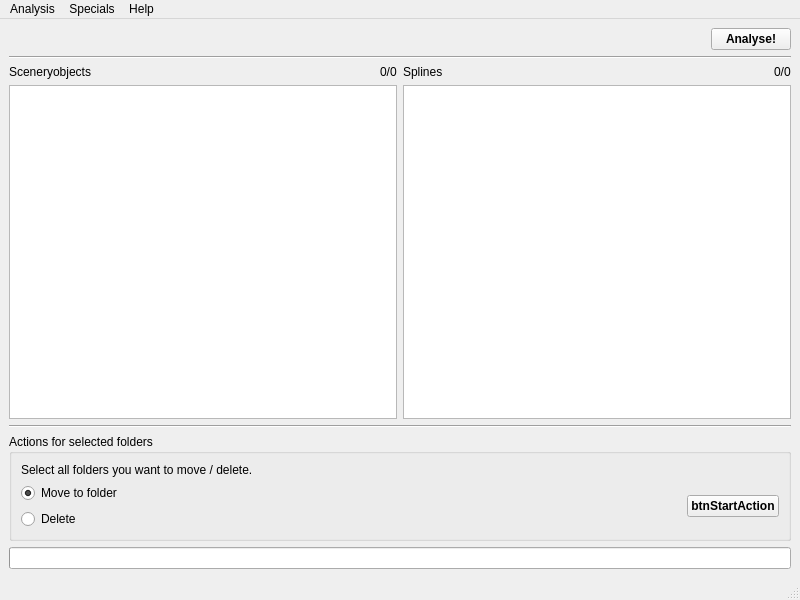
First picture: the form in OTModules/wcleanup.ui, repository pietr26/OMSI-Tools, before the edit.
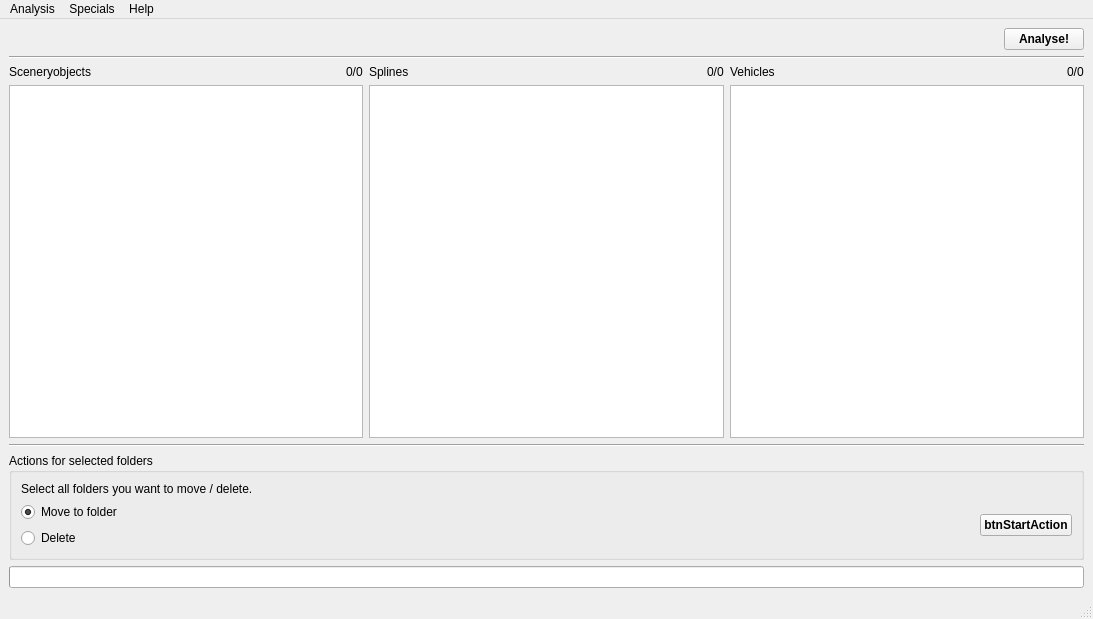
Second picture: the form after the edit. Icons and pictures are not drawn.

Patch:
```diff
--- a/OTModules/wcleanup.ui
+++ b/OTModules/wcleanup.ui
@@ -6,8 +6,8 @@
    <rect>
     <x>0</x>
     <y>0</y>
-    <width>800</width>
-    <height>600</height>
+    <width>1093</width>
+    <height>619</height>
    </rect>
   </property>
   <property name="windowTitle">
@@ -18,7 +18,7 @@
     <normaloff>:/rec/data/icons/iconBroom.svg</normaloff>:/rec/data/icons/iconBroom.svg</iconset>
   </property>
   <widget class="QWidget" name="centralwidget">
-   <layout class="QVBoxLayout" name="verticalLayout_3">
+   <layout class="QVBoxLayout" name="verticalLayout_5">
     <item>
      <layout class="QHBoxLayout" name="horizontalLayout">
       <item>
@@ -137,6 +137,44 @@
         </item>
        </layout>
       </item>
+      <item>
+       <layout class="QVBoxLayout" name="verticalLayout_3">
+        <item>
+         <layout class="QHBoxLayout" name="horizontalLayout_6">
+          <item>
+           <widget class="QLabel" name="lblVehicles">
+            <property name="text">
+             <string>Vehicles</string>
+            </property>
+           </widget>
+          </item>
+          <item>
+           <widget class="QLabel" name="lblVehicleCount">
+            <property name="sizePolicy">
+             <sizepolicy hsizetype="Maximum" vsizetype="Preferred">
+              <horstretch>0</horstretch>
+              <verstretch>0</verstretch>
+             </sizepolicy>
+            </property>
+            <property name="text">
+             <string notr="true">0/0</string>
+            </property>
+           </widget>
+          </item>
+         </layout>
+        </item>
+        <item>
+         <widget class="QListWidget" name="lwgVehicles">
+          <property name="selectionMode">
+           <enum>QAbstractItemView::MultiSelection</enum>
+          </property>
+          <property name="selectionRectVisible">
+           <bool>false</bool>
+          </property>
+         </widget>
+        </item>
+       </layout>
+      </item>
      </layout>
     </item>
     <item>
@@ -242,7 +280,7 @@
     <rect>
      <x>0</x>
      <y>0</y>
-     <width>800</width>
+     <width>1093</width>
      <height>21</height>
     </rect>
    </property>
```
